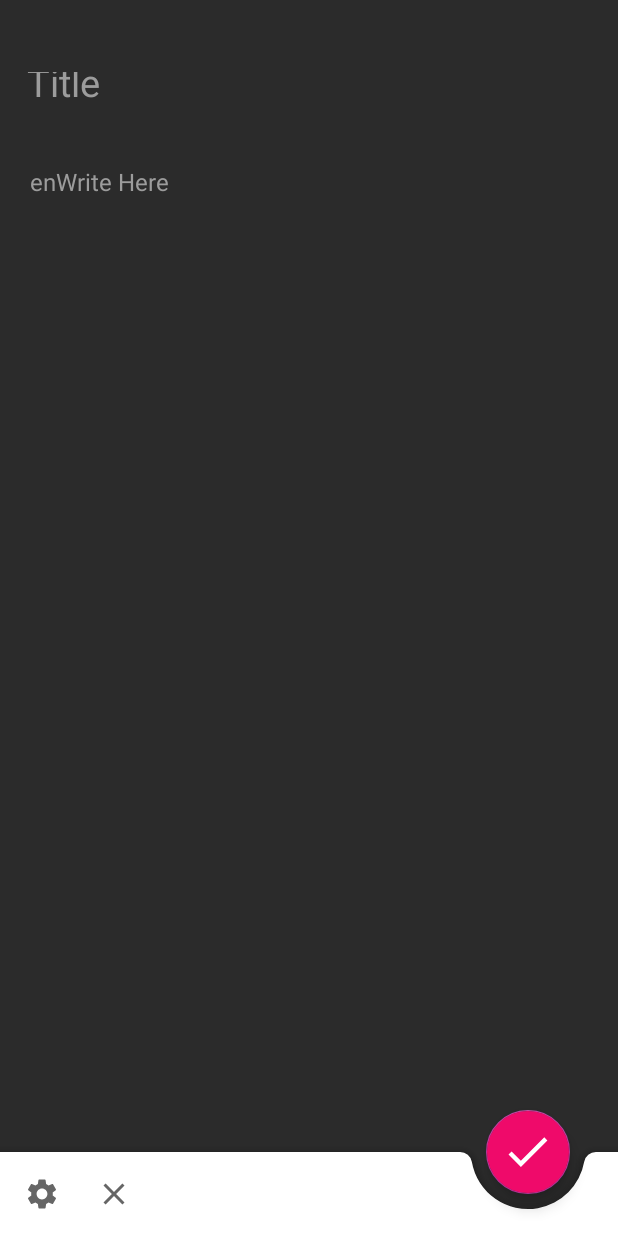
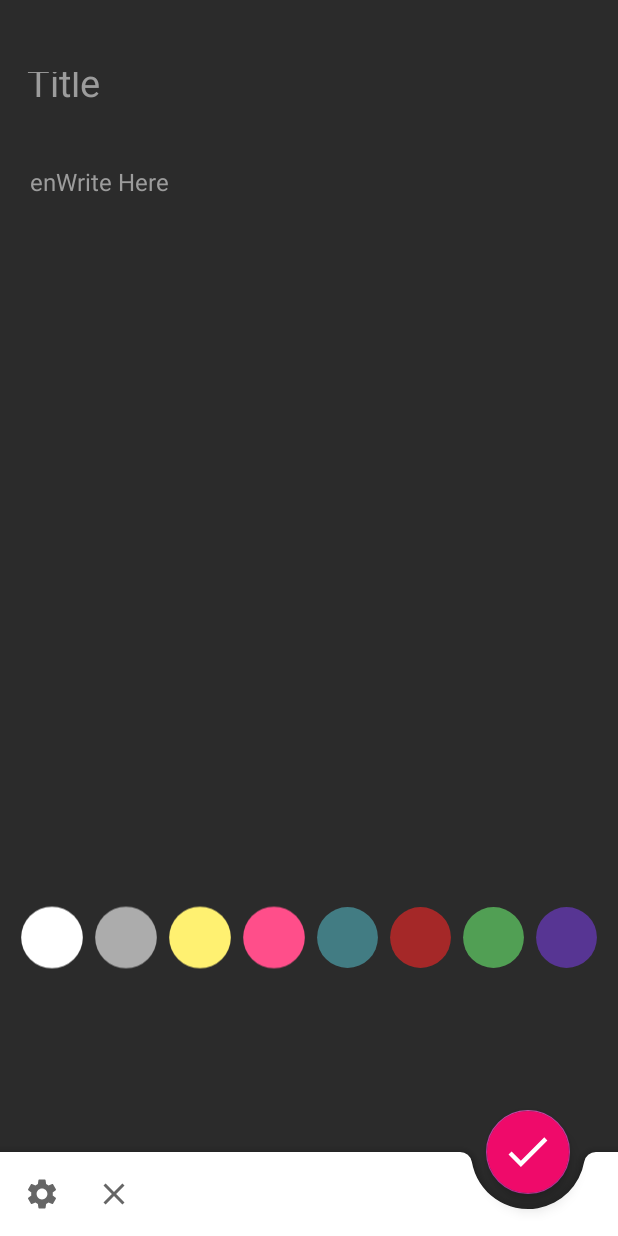
Before and after one commit to srvraj311/enWrite-Android, an Android app: the NewNoteAdd screen opened directly, with no data from a screen before it, on a phone screen of 412 x 824 dp. Run offline under Robolectric (Android 15) with nearby library versions, the phone set to English and light mode, and no system bars; our stand-ins replace Firebase (no records; nobody signed in at launch, a user with empty details on screens opened directly); Roboto replaces fonts that are not available here.

Commit message:
Added Colour Picker in the New Note Activity - Alignment Required Added Delete Function in Recycler View Bug: Notes Don't Get auto refreshed after saving.. VVI

```diff
--- a/app/src/main/java/com/srvraj311/RecyclerAdapter.java
+++ b/app/src/main/java/com/srvraj311/RecyclerAdapter.java
@@ -1,5 +1,7 @@
 package com.srvraj311;
 
+import android.graphics.Color;
+import android.os.Build;
 import android.util.Log;
 import android.view.LayoutInflater;
 import android.view.View;
@@ -8,11 +10,18 @@ import android.widget.TextView;
 import android.widget.Toast;
 
 import androidx.annotation.NonNull;
+import androidx.annotation.RequiresApi;
 import androidx.recyclerview.widget.RecyclerView;
 
 
+import com.google.android.gms.tasks.OnCompleteListener;
+import com.google.android.gms.tasks.OnFailureListener;
+import com.google.android.gms.tasks.Task;
 import com.google.android.material.circularreveal.cardview.CircularRevealCardView;
 import com.google.common.collect.Comparators;
+import com.google.firebase.auth.FirebaseAuth;
+import com.google.firebase.firestore.CollectionReference;
+import com.google.firebase.firestore.FirebaseFirestore;
 import com.srvraj311.Note;
 import com.srvraj311.R;
 
@@ -22,11 +31,14 @@ import java.util.ArrayList;
 import java.util.Collections;
 import java.util.Comparator;
 import java.util.Date;
+import java.util.Objects;
 
 public class RecyclerAdapter extends RecyclerView.Adapter<RecyclerAdapter.MyViewHolder>{
 
     private ArrayList<Note> notesArr;
-    CircularRevealCardView cardView;
+    FirebaseAuth mAuth = FirebaseAuth.getInstance();
+    FirebaseFirestore db = FirebaseFirestore.getInstance();
+
 
     // Constructor to get the array of items to this class
     public RecyclerAdapter(ArrayList<Note> NotesArr){
@@ -49,6 +61,7 @@ public class RecyclerAdapter extends RecyclerView.Adapter<RecyclerAdapter.MyView
 
     }
 
+    @RequiresApi(api = Build.VERSION_CODES.O)
     @Override
     public void onBindViewHolder(@NonNull RecyclerAdapter.MyViewHolder holder, int position) {
         String title = notesArr.get(position).getNote_title();
@@ -65,19 +78,58 @@ public class RecyclerAdapter extends RecyclerView.Adapter<RecyclerAdapter.MyView
             }
         });
         //CLICK ON CARD
-        holder.cardView.setOnLongClickListener(new View.OnLongClickListener() {
+        holder.cardView.setOnClickListener(new View.OnClickListener() {
             @Override
-            public boolean onLongClick(View v) {
-                return true;
+            public void onClick(View v) {
+                delete(position);
             }
         });
+
+
+        //Colour of the Holder
+        String color = notesArr.get(position).getNote_colour();
+        holder.cardView.setCardBackgroundColor(Color.parseColor(color));
+
+
+    }
+
+    private void delete(int position) {
+        this.notesArr.remove(position);
+
+
+
+        //Deleting Note from Firebase
+        String email = Objects.requireNonNull(mAuth.getCurrentUser()).getEmail();
+
+        CollectionReference users = db.collection("users");
+        assert email != null;
+        int notesCount = notesArr.size();
+        users.document(email).update("notes",this.notesArr,"notesCount", notesCount).addOnCompleteListener(new OnCompleteListener<Void>() {
+            @Override
+            public void onComplete(@NonNull Task<Void> task) {
+                if(task.isSuccessful()){
+                    Log.e("DELETE","Succes");
+                }else {
+                    Log.e("DELETE","Failed");
+                }
+            }
+        }).addOnFailureListener(new OnFailureListener() {
+            @Override
+            public void onFailure(@NonNull Exception e) {
+                Log.e("DELETING NOTE", "Failed" + e);
+            }
+        });
+
+
+
+
+        this.setData(notesArr);
     }
 
     public void setData(ArrayList<Note> data){
         Collections.sort(data, new NoteComparator());
         this.notesArr = data;
         notifyItemChanged(notesArr.size(),null);
-//        notifyDataSetChanged();
     }
 
     @Override
--- /dev/null
+++ b/app/src/main/res/drawable/ic_baseline_brightness_1_24.xml
@@ -0,0 +1,10 @@
+<vector xmlns:android="http://schemas.android.com/apk/res/android"
+    android:width="24dp"
+    android:height="24dp"
+    android:viewportWidth="24"
+    android:viewportHeight="24"
+    android:tint="?attr/colorControlNormal">
+  <path
+      android:fillColor="@android:color/white"
+      android:pathData="M12,12m-10,0a10,10 0,1 1,20 0a10,10 0,1 1,-20 0"/>
+</vector>
--- a/app/src/main/res/layout/new_note.xml
+++ b/app/src/main/res/layout/new_note.xml
@@ -5,59 +5,160 @@
     android:layout_width="match_parent"
     android:layout_height="match_parent"
     tools:context=".NewNoteAdd"
-    android:background="@color/colorPrimaryBackground">
+    android:background="@color/colorPrimaryBackground"
+    android:orientation="vertical">
+
+    <ScrollView
+        android:layout_width="match_parent"
+        android:layout_height="match_parent"
+        android:nestedScrollingEnabled="true"
+        android:minHeight="@dimen/activity_vertical_margin"
+        android:paddingBottom="80dp"
+
+        >
 
         <RelativeLayout
             android:layout_width="match_parent"
-        android:layout_height="match_parent">
+            android:layout_height="wrap_content"
+            android:gravity="top"
+            android:orientation="vertical"
+
+            >
+
             <EditText
+
                 android:id="@+id/note_title"
+                android:layout_width="match_parent"
+                android:layout_height="60dp"
                 android:layout_marginTop="30dp"
+                android:background="#2B2B2B"
+                android:ems="10"
+                android:gravity="start"
+                android:hint="@string/title"
+                android:importantForAutofill="no"
+                android:inputType="text|textCapSentences"
                 android:padding="18dp"
                 android:paddingTop="25dp"
-        android:layout_width="match_parent"
-        android:layout_height="60dp"
-        android:background="#2B2B2B"
+                android:textColor="@color/white"
                 android:textColorHint="@color/colorPrimaryDark"
-        android:textColor="@color/white"
-        android:ems="10"
-        android:hint="@string/title"
-        android:inputType="text"
                 android:textSize="25sp"
-        android:gravity="start"
-        android:importantForAutofill="no" />
+                />
+
             <EditText
                 android:id="@+id/note"
+                android:layout_width="match_parent"
+                android:layout_height="match_parent"
+                android:layout_below="@+id/note_title"
+                android:layout_gravity="top|start"
+                android:background="#2B2B2B"
+                android:ems="10"
+                android:gravity="start"
+                android:hint="@string/enwrite_here"
+                android:importantForAutofill="no"
+                android:inputType="text|textMultiLine|textCapSentences"
+                android:minLines="25"
                 android:padding="20dp"
-            android:textSize="16sp"
-            android:background="#2B2B2B"
+                android:textColor="@color/white"
                 android:textColorHint="@color/colorPrimaryDark"
-            android:textColor="@color/white"
-            android:layout_below="@+id/note_title"
+                android:textSize="16sp" />
+            <LinearLayout
                 android:layout_width="match_parent"
                 android:layout_height="wrap_content"
-            android:layout_gravity="top|start"
-            android:ems="10"
-            android:hint="@string/enwrite_here"
-            android:gravity="start"
-            android:inputType="text|textMultiLine|textCapSentences"
-            android:importantForAutofill="no" />
+                android:layout_below="@+id/note"
+                android:orientation="horizontal"
+                android:paddingEnd="10dp"
+                android:paddingStart="10dp">
+
+                <ImageView
+                    android:id="@+id/whiteColor"
+                    android:layout_width="50dp"
+                    android:layout_height="50dp"
+                    android:layout_weight="1"
+                    android:src="@drawable/ic_baseline_brightness_1_24"
+                    app:tint="@color/colorWhite" />
+
+                <ImageView
+                    android:id="@+id/greyColor"
+                    android:layout_width="50dp"
+                    android:layout_height="50dp"
+                    android:layout_weight="1"
+                    android:src="@drawable/ic_baseline_brightness_1_24"
+                    app:tint="#ACACAC" />
+
+                <ImageView
+                    android:id="@+id/yellowColor"
+                    android:layout_width="50dp"
+                    android:layout_height="50dp"
+                    android:layout_weight="1"
+                    android:src="@drawable/ic_baseline_brightness_1_24"
+                    app:tint="#FFF171" />
+
+                <ImageView
+                    android:id="@+id/pinkColor"
+                    android:layout_width="50dp"
+                    android:layout_height="50dp"
+                    android:layout_weight="1"
+                    android:src="@drawable/ic_baseline_brightness_1_24"
+                    app:tint="#FF4E8A" />
+
+                <ImageView
+                    android:id="@+id/cyanColor"
+                    android:layout_width="50dp"
+                    android:layout_height="50dp"
+                    android:layout_weight="1"
+                    android:src="@drawable/ic_baseline_brightness_1_24"
+                    app:tint="#427C83" />
+
+                <ImageView
+                    android:id="@+id/redColor"
+                    android:layout_width="50dp"
+                    android:layout_height="50dp"
+                    android:layout_weight="1"
+                    android:src="@drawable/ic_baseline_brightness_1_24"
+                    app:tint="#A52828" />
+
+                <ImageView
+                    android:id="@+id/greenColor"
+                    android:layout_width="50dp"
+                    android:layout_height="50dp"
+                    android:layout_weight="1"
+                    android:src="@drawable/ic_baseline_brightness_1_24"
+                    app:tint="#519F54" />
+
+                <ImageView
+                    android:id="@+id/purpleColor"
+                    android:layout_width="50dp"
+                    android:layout_height="50dp"
+                    android:layout_weight="1"
+                    android:src="@drawable/ic_baseline_brightness_1_24"
+                    app:tint="#573593" />
+            </LinearLayout>
 
         </RelativeLayout>
+    </ScrollView>
+
+
+
+
+
+
+
+
+
 
     <com.google.android.material.bottomappbar.BottomAppBar
+
         android:id="@+id/bottomAppBarSave"
         android:layout_width="match_parent"
         android:layout_height="wrap_content"
         android:layout_gravity="bottom"
         app:menu="@menu/save_app_bar_menu"
         app:hideOnScroll="true"
+        android:nestedScrollingEnabled="true"
         app:navigationIcon="@drawable/ic_menu"
         app:fabAlignmentMode="end"
         app:fabCradleMargin="10dp"
         />
-
-
     <com.google.android.material.floatingactionbutton.FloatingActionButton
         android:id="@+id/saveBtn"
         android:layout_width="wrap_content"
--- a/app/src/main/res/layout/note_item.xml
+++ b/app/src/main/res/layout/note_item.xml
@@ -14,13 +14,12 @@
     <com.google.android.material.circularreveal.cardview.CircularRevealCardView
         android:layout_width="match_parent"
         android:layout_height="wrap_content"
-        android:backgroundTint="@color/white"
         android:id="@+id/ViewHolderItem"
         card_view:cardElevation="20dp"
         app:cardCornerRadius="10dp"
         android:paddingTop="8sp"
         android:paddingBottom="8sp"
-        app:cardBackgroundColor="#ffffff00"
+        app:cardBackgroundColor="@color/colorWhite"
         >
         <LinearLayout
             android:layout_width="match_parent"
```
Lines whose indentation alone changed are shown as unchanged.
